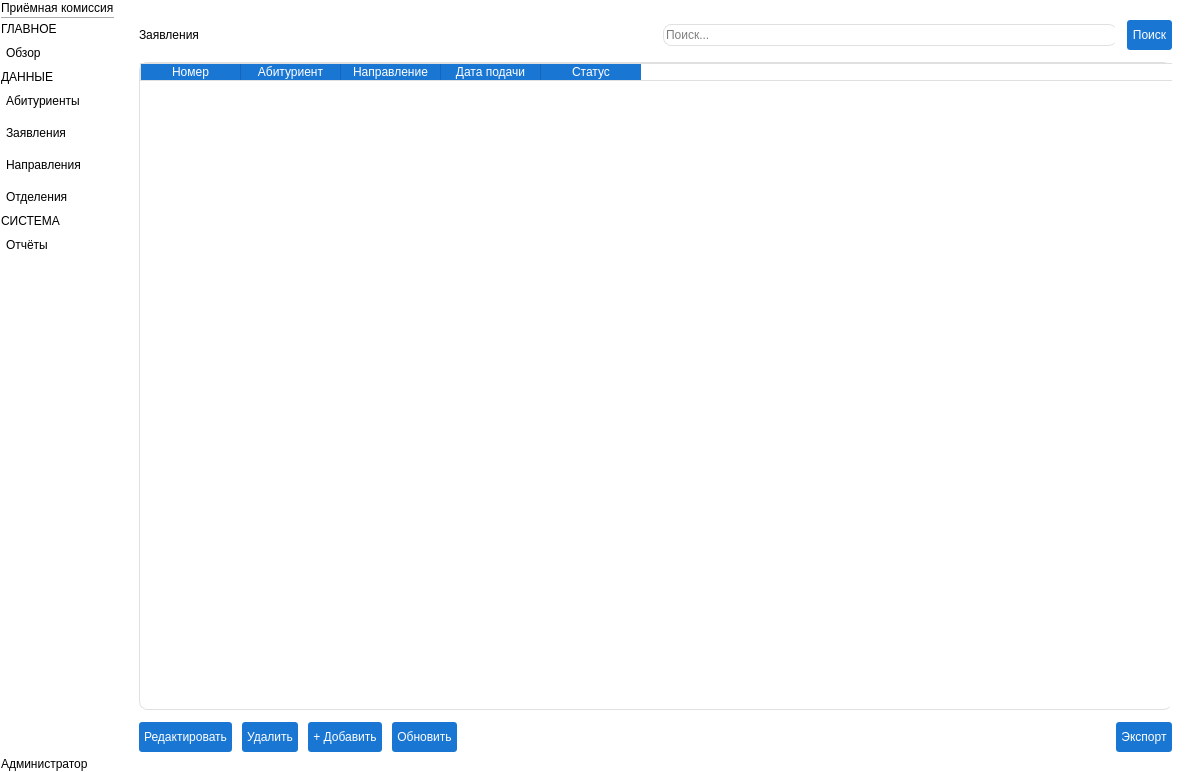
Qt form ui/main_window.ui (Panamka207/applicant_tracking) before a commit.
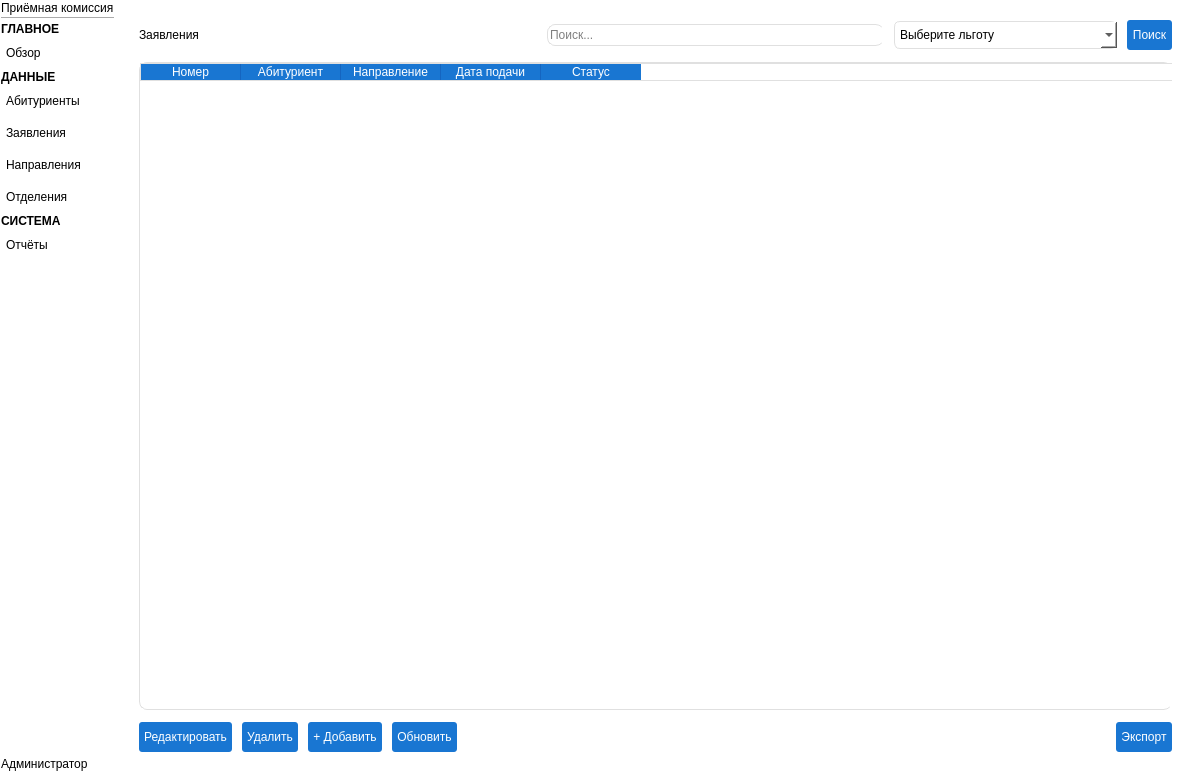
The same form after that commit. The open tabs and pages were chosen to show the change.

Commit message: полностью реализована страница абитуриентов

The edit to the form file:
```diff
--- a/ui/main_window.ui
+++ b/ui/main_window.ui
@@ -182,6 +182,11 @@
        </item>
        <item>
         <widget class="QLabel" name="lblMain">
+         <property name="font">
+          <font>
+           <bold>true</bold>
+          </font>
+         </property>
          <property name="text">
           <string>ГЛАВНОЕ</string>
          </property>
@@ -211,6 +216,11 @@
        </item>
        <item>
         <widget class="QLabel" name="lblData">
+         <property name="font">
+          <font>
+           <bold>true</bold>
+          </font>
+         </property>
          <property name="text">
           <string>ДАННЫЕ</string>
          </property>
@@ -297,6 +307,11 @@
        </item>
        <item>
         <widget class="QLabel" name="lblSystem">
+         <property name="font">
+          <font>
+           <bold>true</bold>
+          </font>
+         </property>
          <property name="text">
           <string>СИСТЕМА</string>
          </property>
@@ -865,6 +880,30 @@
             </property>
            </widget>
           </item>
+          <item>
+           <widget class="QComboBox" name="cmdBenefit">
+            <item>
+             <property name="text">
+              <string>Выберите льготу</string>
+             </property>
+            </item>
+            <item>
+             <property name="text">
+              <string>Льгота для инвалидов</string>
+             </property>
+            </item>
+            <item>
+             <property name="text">
+              <string>Льгота для сирот</string>
+             </property>
+            </item>
+            <item>
+             <property name="text">
+              <string>Льгота для детей участников СВО</string>
+             </property>
+            </item>
+           </widget>
+          </item>
           <item>
            <widget class="QPushButton" name="btnSearchApplication">
             <property name="text">
```
Left out of the diff: 2 changed lines with no effect on the pictures. The commit also changes 1 other file.
